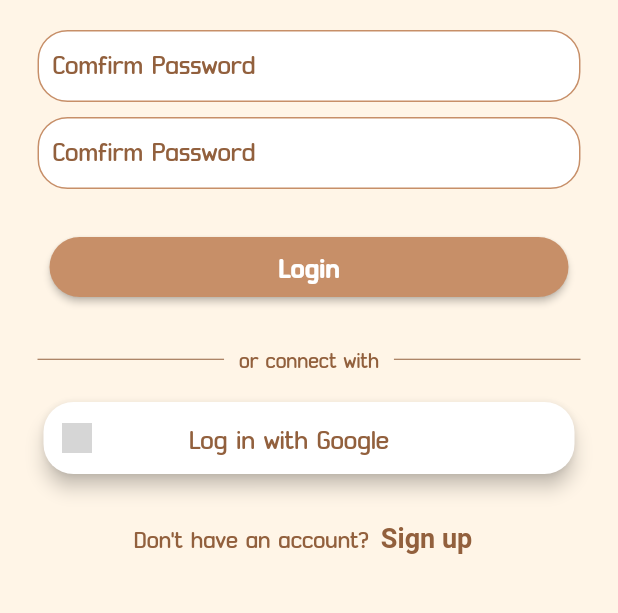
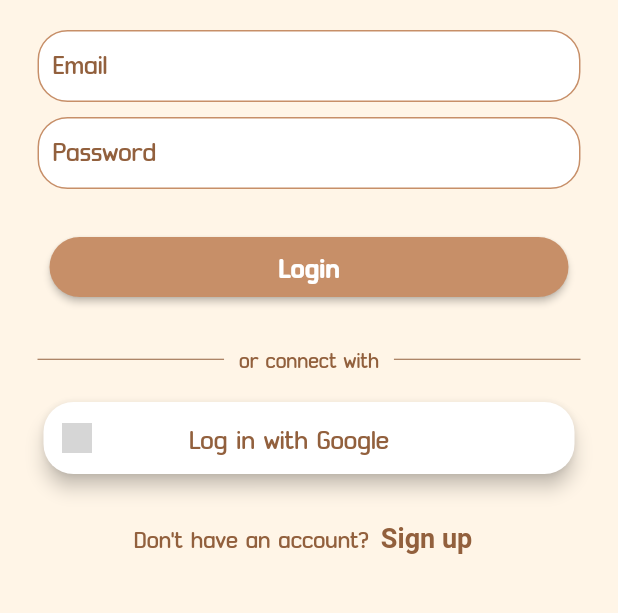
Before and after one commit to Bug-Is-Feature/DokuDoku, a Flutter app: the screen it shows after launch, on a phone screen of 412 x 824 dp, the part 453-1066 px from its top. Run offline on Flutter 3.47's test engine with Material 2 defaults, Android fonts, the phone set to English and light mode, and no system bars; our stand-ins replace auto_route, font_awesome_flutter; network calls fail; grey boxes are pictures that could not be loaded.

Commit message:
fix AuthTextField

```diff
--- a/lib/ui/view/auth_view.dart
+++ b/lib/ui/view/auth_view.dart
@@ -9,9 +9,7 @@ class AuthView extends StatefulWidget {
 }
 
 class _AuthViewState extends State<AuthView> {
-  String _email = '', _password = '', type = 'login';
-  //User? user;
-  // bool _success = false;
+  String type = 'login', _email = '', _password = '';
 
   final _formKey = GlobalKey<FormState>();
   @override
@@ -73,11 +71,17 @@ class _AuthViewState extends State<AuthView> {
                     SizedBox(
                       height: 20,
                     ),
-                    AuthTextField(email: '', password: '', type: type),
+                    AuthTextField(
+                      label: 'Email',
+                      value: _email,
+                    ),
                     SizedBox(
                       height: 10,
                     ),
-                    AuthTextField(email: '', password: '', type: type),
+                    AuthTextField(
+                      label: 'Password',
+                      value: _password,
+                    ),
                     if (type == 'register') ...[
                       SizedBox(
                         height: 10,
@@ -103,10 +107,11 @@ class _AuthViewState extends State<AuthView> {
                               minimumSize: const Size(double.infinity, 36)),
                           child: Text(
                             type == 'login' ? 'Login' : 'Register',
-                                style: const TextStyle(
-                                    fontWeight: FontWeight.bold),
+                            style: const TextStyle(fontWeight: FontWeight.bold),
                           ),
-                              onPressed: () {})),
+                          onPressed: () {},
+                        ),
+                      ),
                     ),
                     SizedBox(height: 20),
                     if (type == 'register') ...[
@@ -115,9 +120,11 @@ class _AuthViewState extends State<AuthView> {
                         child: Row(
                           mainAxisAlignment: MainAxisAlignment.center,
                           children: <Widget>[
-                            const Text('Have an account?',
+                            const Text(
+                              'Have an account?',
                               style: TextStyle(
-                                    fontWeight: FontWeight.w500, fontSize: 18)),
+                                  fontWeight: FontWeight.w500, fontSize: 18),
+                            ),
                             TextButton(
                               onPressed: () => setState(() => type = 'login'),
                               child: const Text(
@@ -137,7 +144,8 @@ class _AuthViewState extends State<AuthView> {
                               Expanded(
                                 child: Divider(
                                   color: Color(0xff92603D),
-                              )),
+                                ),
+                              ),
                               SizedBox(width: 10),
                               Text(
                                 'or connect with',
@@ -148,7 +156,8 @@ class _AuthViewState extends State<AuthView> {
                               Expanded(
                                 child: Divider(
                                   color: Color(0xff92603D),
-                              )),
+                                ),
+                              ),
                             ],
                           ),
                           const SizedBox(height: 15.0),
@@ -242,12 +251,9 @@ class _AuthButton extends StatelessWidget {
 }
 
 class AuthTextField extends StatefulWidget {
-  String _email = '', _password = '', type = 'login';
-  AuthTextField({
-    required email,
-    required password,
-    required type,
-  });
+  String label, value;
+
+  AuthTextField({required this.label, required this.value});
   @override
   State<AuthTextField> createState() => _AuthTextFieldState();
 }
@@ -256,23 +262,29 @@ class _AuthTextFieldState extends State<AuthTextField> {
   @override
   Widget build(BuildContext context) {
     return TextFormField(
-      onSaved: (value) {
-        widget._password = value!;
-      },
+      // continue in part logic
+      // onSaved: (value) {
+      //   widget.value = value!;
+      //   debugPrint('Value for field saved as "${widget.value}"');
+      // },
       decoration: InputDecoration(
         contentPadding: EdgeInsets.fromLTRB(10, 5, 10, 5),
         focusedBorder: OutlineInputBorder(
           borderSide:
               BorderSide(width: 1, color: context.resources.color.colorDark),
-            borderRadius: BorderRadius.circular(20)),
+          borderRadius: BorderRadius.circular(20),
+        ),
         enabledBorder: OutlineInputBorder(
           borderSide:
               BorderSide(width: 1, color: context.resources.color.colorDark),
-            borderRadius: BorderRadius.circular(20)),
+          borderRadius: BorderRadius.circular(20),
+        ),
         filled: true,
         fillColor: Colors.white,
-        labelStyle: TextStyle(color: Color(0xff92603D)),
-        labelText: 'Comfirm Password',
+        labelStyle: TextStyle(
+          color: Color(0xff92603D),
+        ),
+        labelText: widget.label,
       ),
     );
   }
```
Lines whose indentation alone changed are shown as unchanged.
